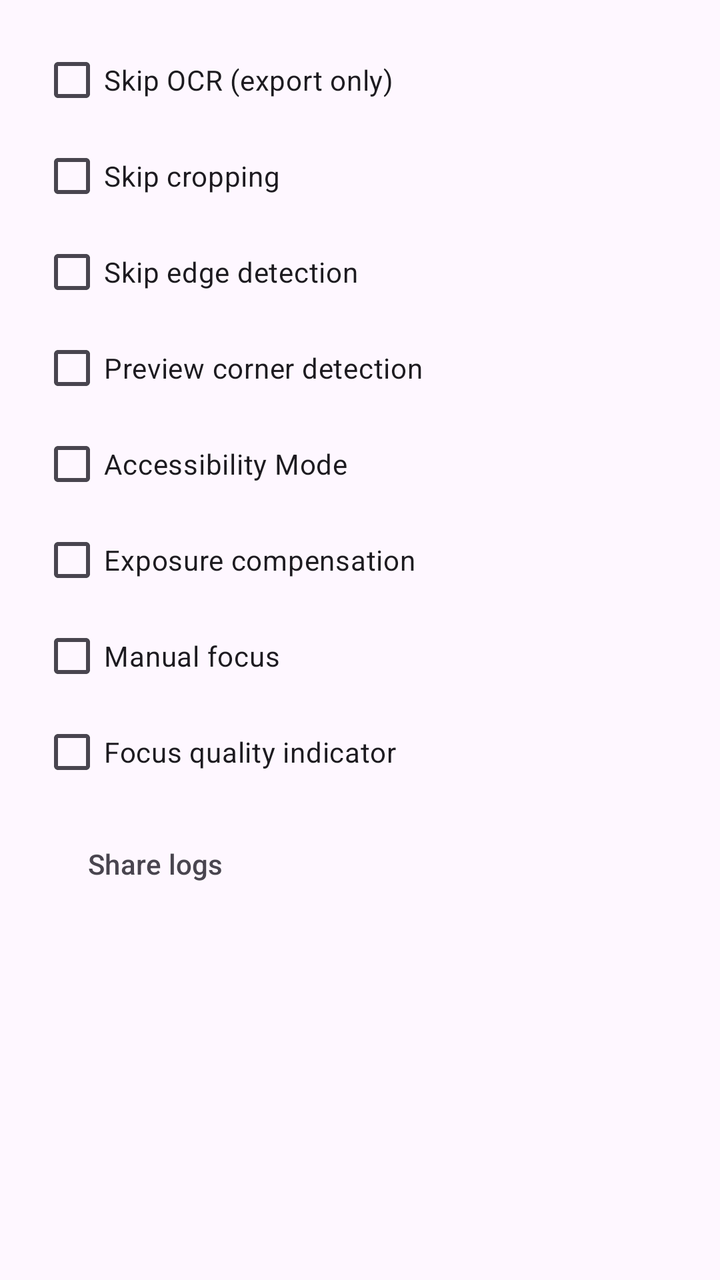
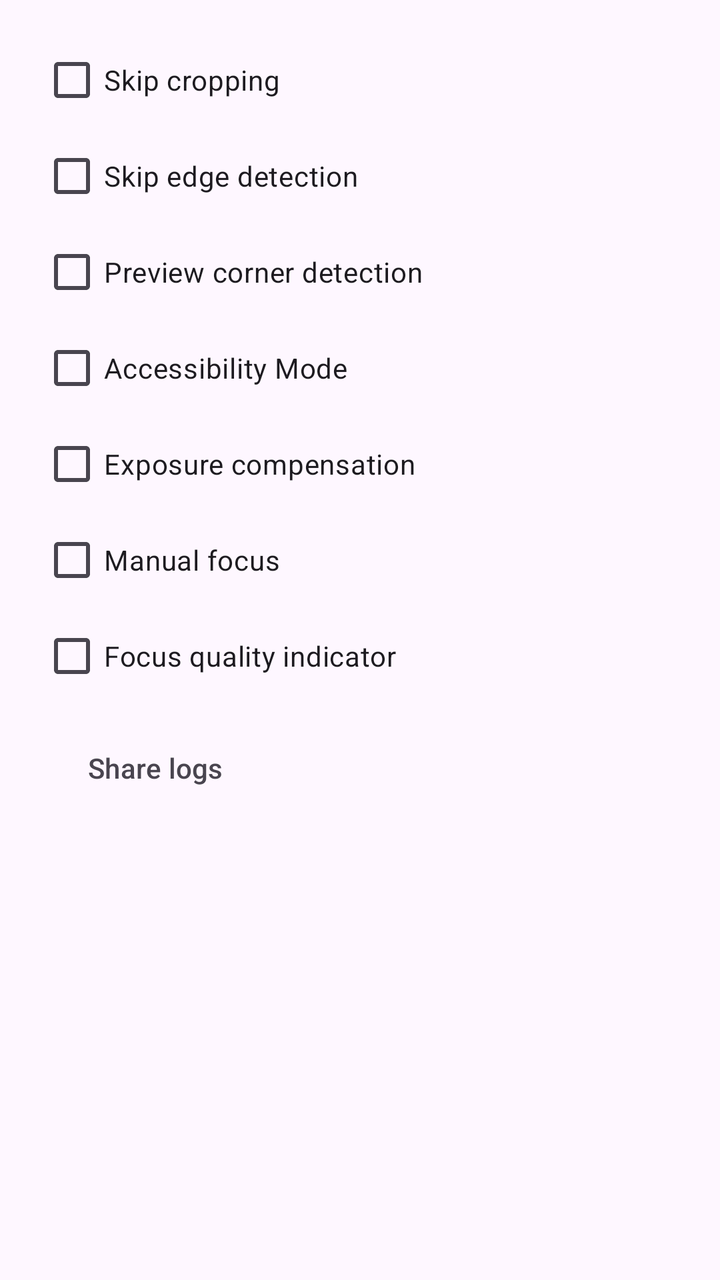

Two renders of the same Android screen: before a commit and after it. Below are the layout's source before the change and the commit's diff.
<!-- AndroidManifest.xml: application theme Theme.MakeACopy -->
<!-- res/layout/dialog_camera_options.xml -->
<?xml version="1.0" encoding="utf-8"?>
<ScrollView xmlns:android="http://schemas.android.com/apk/res/android"
    android:layout_width="match_parent"
    android:layout_height="wrap_content">

    <LinearLayout
        android:layout_width="match_parent"
        android:layout_height="wrap_content"
        android:orientation="vertical"
        android:paddingStart="20dp"
        android:paddingEnd="20dp"
        android:paddingTop="16dp"
        android:paddingBottom="12dp">

        <CheckBox
            android:id="@+id/dialog_checkbox_skip_ocr"
            android:layout_width="match_parent"
            android:layout_height="wrap_content"
            android:text="@string/skip_ocr_export_only" />

        <CheckBox
            android:id="@+id/dialog_checkbox_skip_cropping"
            android:layout_width="match_parent"
            android:layout_height="wrap_content"
            android:text="@string/skip_cropping" />

        <CheckBox
            android:id="@+id/dialog_checkbox_skip_edge_detection"
            android:layout_width="match_parent"
            android:layout_height="wrap_content"
            android:text="@string/skip_edge_detection" />

        <CheckBox
            android:id="@+id/dialog_checkbox_analysis_enabled"
            android:layout_width="match_parent"
            android:layout_height="wrap_content"
            android:text="@string/preview_corner_detection" />

        <CheckBox
            android:id="@+id/dialog_checkbox_accessibility_mode"
            android:layout_width="match_parent"
            android:layout_height="wrap_content"
            android:text="@string/accessibility_mode_label" />

        <CheckBox
            android:id="@+id/dialog_checkbox_exposure_compensation"
            android:layout_width="match_parent"
            android:layout_height="wrap_content"
            android:text="@string/exposure_compensation_option" />

        <CheckBox
            android:id="@+id/dialog_checkbox_manual_focus"
            android:layout_width="match_parent"
            android:layout_height="wrap_content"
            android:text="@string/manual_focus_option" />

        <CheckBox
            android:id="@+id/dialog_checkbox_focus_quality"
            android:layout_width="match_parent"
            android:layout_height="wrap_content"
            android:text="@string/focus_quality_option" />

        
        <Button
            android:id="@+id/button_share_logs"
            android:layout_width="wrap_content"
            android:layout_height="wrap_content"
            android:layout_marginTop="8dp"
            android:layout_gravity="start"
            android:text="@string/share_logs"
            android:textColor="?android:textColorSecondary"
            android:textAllCaps="false"
            android:textSize="14sp"
            android:background="?attr/selectableItemBackgroundBorderless" />

    </LinearLayout>
</ScrollView>
<!-- resources referenced by this layout -->
<resources>
  <string name="accessibility_mode_label">Accessibility Mode</string>
  <string name="exposure_compensation_option">Exposure compensation</string>
  <string name="focus_quality_option">Focus quality indicator</string>
  <string name="manual_focus_option">Manual focus</string>
  <string name="preview_corner_detection">Preview corner detection</string>
  <string name="share_logs">Share logs</string>
  <string name="skip_cropping">Skip cropping</string>
  <string name="skip_edge_detection">Skip edge detection</string>
  <string name="skip_ocr_export_only">Skip OCR (export only)</string>
  <style name="Theme.MakeACopy" parent="Theme.Material3.DayNight.NoActionBar">
          
          <item name="colorPrimary">@color/purple_500</item>
          <item name="colorOnPrimary">@color/white</item>
          
          <item name="colorPrimaryContainer">@color/purple_200</item>
          <item name="colorOnPrimaryContainer">@color/purple_700</item>
  
          
          <item name="colorSecondary">@color/teal_200</item>
          <item name="colorOnSecondary">@color/black</item>
  
          
          <item name="colorOnSurface">@color/black</item>
  
          
          <item name="android:statusBarColor">@android:color/transparent</item>
          <item name="android:navigationBarColor">@android:color/transparent</item>
          <item name="android:windowLightStatusBar">true</item>
  
          
          <item name="android:outlineSpotShadowColor">#4A7AAC</item>
          <item name="android:outlineAmbientShadowColor">#2A5A8E</item>
  
          
          <item name="materialAlertDialogTheme">@style/ThemeOverlay.Material3.MaterialAlertDialog</item>
  
          
          <item name="bottomSheetDialogTheme">@style/ThemeOverlay.MakeACopy.BottomSheet</item>
  
          
          <item name="materialButtonStyle">@style/Widget.MakeACopy.Button</item>
      </style>
  <color name="purple_500">#FF6200EE</color>
  <color name="white">#FFFFFFFF</color>
  <color name="purple_200">#FFBB86FC</color>
  <color name="purple_700">#FF3700B3</color>
  <color name="teal_200">#FF03DAC5</color>
  <color name="black">#FF000000</color>
  <style name="ThemeOverlay.MakeACopy.BottomSheet" parent="ThemeOverlay.Material3.BottomSheetDialog">
          <item name="android:windowIsTranslucent">false</item>
          
      </style>
  <style name="Widget.MakeACopy.Button" parent="Widget.Material3.Button">
          <item name="android:textAllCaps">false</item>
      </style>
</resources>

<!-- the commit's change to res/layout/dialog_camera_options.xml (unified diff, before → after) -->
@@ -11,12 +11,6 @@
         android:paddingEnd="20dp"
         android:paddingTop="16dp"
         android:paddingBottom="12dp">
-
-        <CheckBox
-            android:id="@+id/dialog_checkbox_skip_ocr"
-            android:layout_width="match_parent"
-            android:layout_height="wrap_content"
-            android:text="@string/skip_ocr_export_only" />
 
         <CheckBox
             android:id="@+id/dialog_checkbox_skip_cropping"
<!-- resource entries referenced after the edit -->
@@ -8,7 +8,6 @@
   <string name="share_logs">Share logs</string>
   <string name="skip_cropping">Skip cropping</string>
   <string name="skip_edge_detection">Skip edge detection</string>
-  <string name="skip_ocr_export_only">Skip OCR (export only)</string>
   <style name="Theme.MakeACopy" parent="Theme.Material3.DayNight.NoActionBar">
           
           <item name="colorPrimary">@color/purple_500</item>
